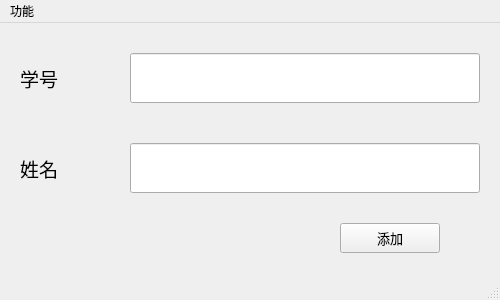
Above: caddstudentwindow.ui from QJustice/RandomCallPlus before the change. Below: the same form after it.
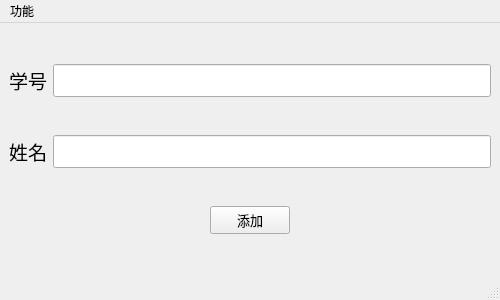
That is the form after the change.

```diff
--- a/caddstudentwindow.ui
+++ b/caddstudentwindow.ui
@@ -14,15 +14,11 @@
    <string>MainWindow</string>
   </property>
   <widget class="QWidget" name="centralwidget">
+   <layout class="QVBoxLayout" name="verticalLayout">
+    <item>
+     <layout class="QHBoxLayout" name="horizontalLayout">
+      <item>
    <widget class="QLabel" name="stuNumLab">
-    <property name="geometry">
-     <rect>
-      <x>20</x>
-      <y>30</y>
-      <width>100</width>
-      <height>50</height>
-     </rect>
-    </property>
     <property name="font">
      <font>
       <pointsize>14</pointsize>
@@ -32,15 +28,9 @@
      <string>学号</string>
     </property>
    </widget>
+      </item>
+      <item>
    <widget class="QLineEdit" name="stuNumEdi">
-    <property name="geometry">
-     <rect>
-      <x>130</x>
-      <y>30</y>
-      <width>350</width>
-      <height>50</height>
-     </rect>
-    </property>
     <property name="font">
      <font>
       <pointsize>16</pointsize>
@@ -50,15 +40,51 @@
      <string/>
     </property>
    </widget>
+      </item>
+     </layout>
+    </item>
+    <item>
+     <layout class="QHBoxLayout" name="horizontalLayout_2">
+      <item>
+       <widget class="QLabel" name="stuNamLab">
+        <property name="font">
+         <font>
+          <pointsize>14</pointsize>
+         </font>
+        </property>
+        <property name="text">
+         <string>姓名</string>
+        </property>
+       </widget>
+      </item>
+      <item>
+       <widget class="QLineEdit" name="stuNamEdi">
+        <property name="font">
+         <font>
+          <pointsize>16</pointsize>
+         </font>
+        </property>
+       </widget>
+      </item>
+     </layout>
+    </item>
+    <item>
+     <layout class="QHBoxLayout" name="horizontalLayout_3">
+      <item>
+       <spacer name="horizontalSpacer">
+        <property name="orientation">
+         <enum>Qt::Horizontal</enum>
+        </property>
+        <property name="sizeHint" stdset="0">
+         <size>
+          <width>40</width>
+          <height>20</height>
+         </size>
+        </property>
+       </spacer>
+      </item>
+      <item>
    <widget class="QPushButton" name="addStuBtn">
-    <property name="geometry">
-     <rect>
-      <x>340</x>
-      <y>200</y>
-      <width>100</width>
-      <height>30</height>
-     </rect>
-    </property>
     <property name="font">
      <font>
       <pointsize>10</pointsize>
@@ -68,39 +94,23 @@
      <string>添加</string>
     </property>
    </widget>
-   <widget class="QLineEdit" name="stuNamEdi">
-    <property name="geometry">
-     <rect>
-      <x>130</x>
-      <y>120</y>
-      <width>350</width>
-      <height>50</height>
-     </rect>
-    </property>
-    <property name="font">
-     <font>
-      <pointsize>16</pointsize>
-     </font>
-    </property>
-   </widget>
-   <widget class="QLabel" name="stuNamLab">
-    <property name="geometry">
-     <rect>
-      <x>20</x>
-      <y>120</y>
-      <width>100</width>
-      <height>50</height>
-     </rect>
-    </property>
-    <property name="font">
-     <font>
-      <pointsize>14</pointsize>
-     </font>
-    </property>
-    <property name="text">
-     <string>姓名</string>
-    </property>
-   </widget>
+      </item>
+      <item>
+       <spacer name="horizontalSpacer_2">
+        <property name="orientation">
+         <enum>Qt::Horizontal</enum>
+        </property>
+        <property name="sizeHint" stdset="0">
+         <size>
+          <width>40</width>
+          <height>20</height>
+         </size>
+        </property>
+       </spacer>
+      </item>
+     </layout>
+    </item>
+   </layout>
   </widget>
   <widget class="QMenuBar" name="menubar">
    <property name="geometry">
```
Left out of the diff: 2 changed lines with no effect on the pictures. Lines whose indentation alone changed are shown as unchanged.
